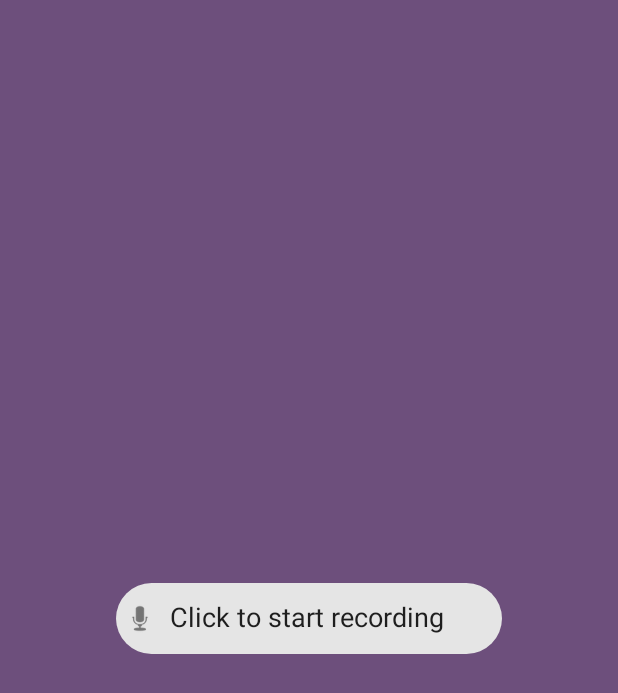
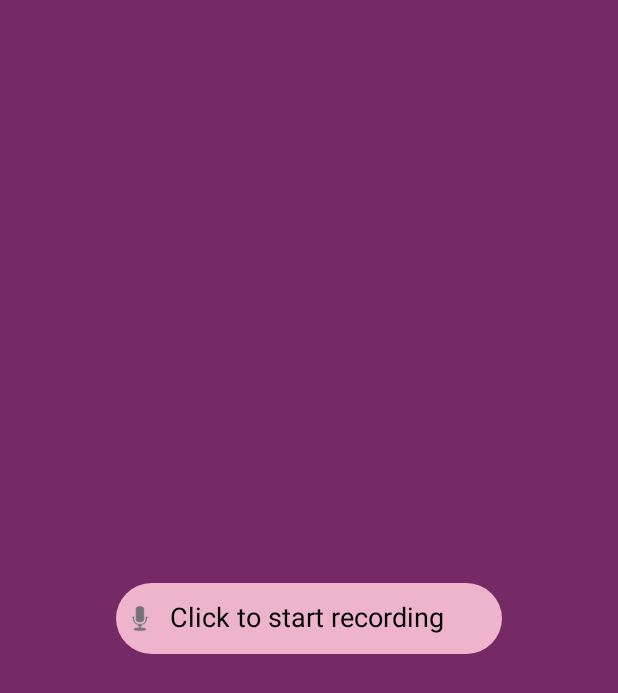
Before and after one commit to maslanki/App, an Android app: the screen it shows after launch (MainActivity), on a phone screen of 412 x 824 dp. Shown: the top 693 px of the screen. Run offline under Robolectric (Android 15) with nearby library versions, the phone set to English and light mode, and no system bars; 1 statement that could not run was skipped.

Commit message:
Dodałam kolorki daj znać czy ci się czy ci się podobają

```diff
--- a/app/src/main/res/layout/activity_main.xml
+++ b/app/src/main/res/layout/activity_main.xml
@@ -4,7 +4,7 @@
     xmlns:tools="http://schemas.android.com/tools"
     android:layout_width="match_parent"
     android:layout_height="match_parent"
-    android:background="#6D4F7C"
+    android:background="@color/colorBackround"
     tools:context=".MainActivity">
 
     <!--    <Button-->
@@ -26,6 +26,8 @@
         android:onClick="clickRecordButton"
         android:text="Click to start recording"
         android:textAppearance="@style/TextAppearance.AppCompat.Medium"
+        android:textColor="@color/colorText"
+        app:chipBackgroundColor="@color/colorPrimary"
         app:chipIcon="@android:drawable/ic_btn_speak_now"
         app:layout_constraintBottom_toBottomOf="parent"
         app:layout_constraintEnd_toEndOf="parent"
--- a/app/src/main/res/values/colors.xml
+++ b/app/src/main/res/values/colors.xml
@@ -7,4 +7,8 @@
     <color name="teal_700">#FF018786</color>
     <color name="black">#FF000000</color>
     <color name="white">#FFFFFFFF</color>
+    <color name="colorPrimaryDark">#F564B1</color>
+    <color name="colorBackround">#752A66</color>
+    <color name="colorPrimary">#EDB4CB</color>
+    <color name="colorText">#FF000000</color>
 </resources>
--- a/app/src/main/res/values/themes.xml
+++ b/app/src/main/res/values/themes.xml
@@ -1,6 +1,6 @@
 <resources xmlns:tools="http://schemas.android.com/tools">
     <!-- Base application theme. -->
-    <style name="Theme.SoundApp" parent="Theme.MaterialComponents.Light.NoActionBar">
+    <style name="Theme.SoundApp" parent="Theme.MaterialComponents.NoActionBar">
         <!-- Primary brand color. -->
 
         <item name="android:windowNoTitle">true</item>
```
